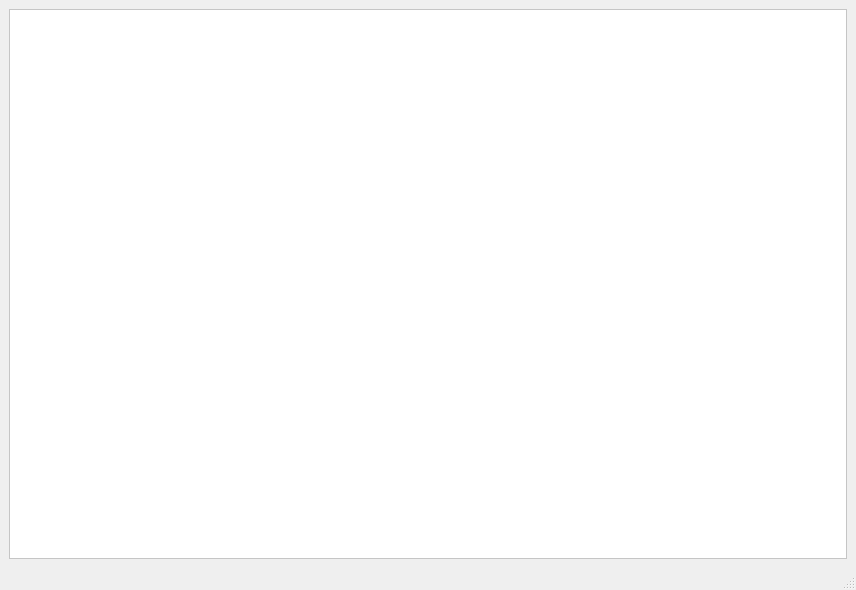
Old version of the form test.ui in the repository lguirula/DreamTech.
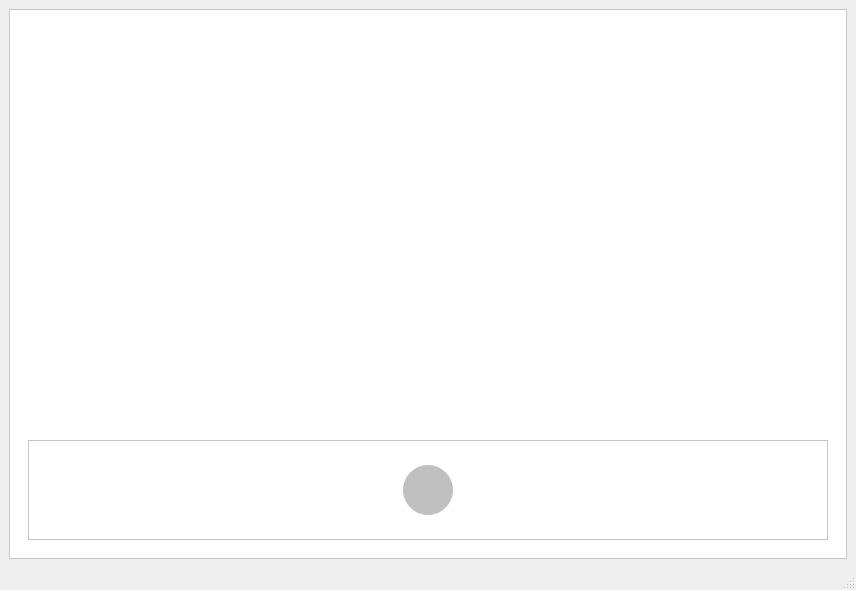
New version of the form. The open tabs and pages were chosen to show the change.

Commit message: Grabación de audios

The edit to the form file:
```diff
--- a/test.ui
+++ b/test.ui
@@ -29,9 +29,7 @@
 }
 QPushButton{
 background-color:rgb(61,61,61);
-border-top-left-radius: 25px;
-border-bottom-left-radius: 20px;
-	
+border-radius: 25px;
 color:rgb(255,255,255);
 font:77 20pt &quot;Arial Black&quot;;
 }
@@ -64,9 +62,7 @@
 }
 QPushButton{
 background-color:rgb(61,61,61);
-border-top-left-radius: 25px;
-border-bottom-left-radius: 20px;
-	
+border-radius: 25px;
 color:rgb(255,255,255);
 font:77 20pt &quot;Arial Black&quot;;
 }
@@ -138,9 +134,7 @@
 }
 QPushButton{
 background-color:rgb(61,61,61);
-border-top-left-radius: 25px;
-border-bottom-left-radius: 20px;
-	
+border-radius: 25px;
 color:rgb(255,255,255);
 font:77 20pt &quot;Arial Black&quot;;
 }
@@ -170,10 +164,47 @@
               </widget>
              </item>
              <item>
-              <widget class="QLabel" name="label_3">
-               <property name="text">
-                <string/>
+              <widget class="QFrame" name="frame_2">
+               <property name="maximumSize">
+                <size>
+                 <width>16777215</width>
+                 <height>100</height>
+                </size>
                </property>
+               <property name="frameShape">
+                <enum>QFrame::StyledPanel</enum>
+               </property>
+               <property name="frameShadow">
+                <enum>QFrame::Raised</enum>
+               </property>
+               <layout class="QHBoxLayout" name="horizontalLayout_3">
+                <item>
+                 <widget class="QPushButton" name="btn_record">
+                  <property name="styleSheet">
+                   <string notr="true">QPushButton{
+                        background-color: rgb(191, 191, 191);
+border-radius: 25px;
+width: 50px;
+height: 50px;
+max-width: 50px;
+max-height: 50px;
+}
+QPushButton:hover{
+background-color: rgb(100, 100, 100);
+}</string>
+                  </property>
+                  <property name="text">
+                   <string/>
+                  </property>
+                  <property name="iconSize">
+                   <size>
+                    <width>25</width>
+                    <height>25</height>
+                   </size>
+                  </property>
+                 </widget>
+                </item>
+               </layout>
               </widget>
              </item>
             </layout>
```
Left out of the diff: 41 changed lines with no effect on the pictures. The commit also changes 1 other file.
